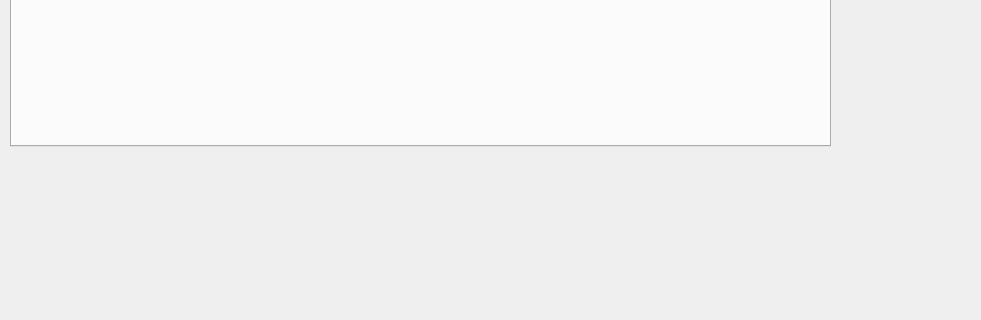
Qt form mainwindow.ui (ahp-electronics/xc-gui) before a commit; both pictures show x 0 to 981 and y 124 to 444 of the 1105 by 600 pixel window.
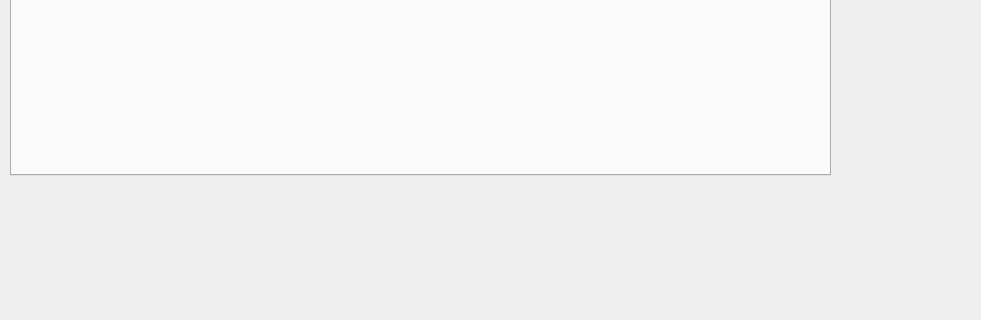
The same form after that commit.

What changed in the file:
```diff
--- a/mainwindow.ui
+++ b/mainwindow.ui
@@ -78,7 +78,7 @@
       <x>10</x>
       <y>80</y>
       <width>821</width>
-      <height>191</height>
+      <height>220</height>
      </rect>
     </property>
     <property name="currentIndex">
```
Left out of the diff: 5 changed lines with no effect on the pictures.
